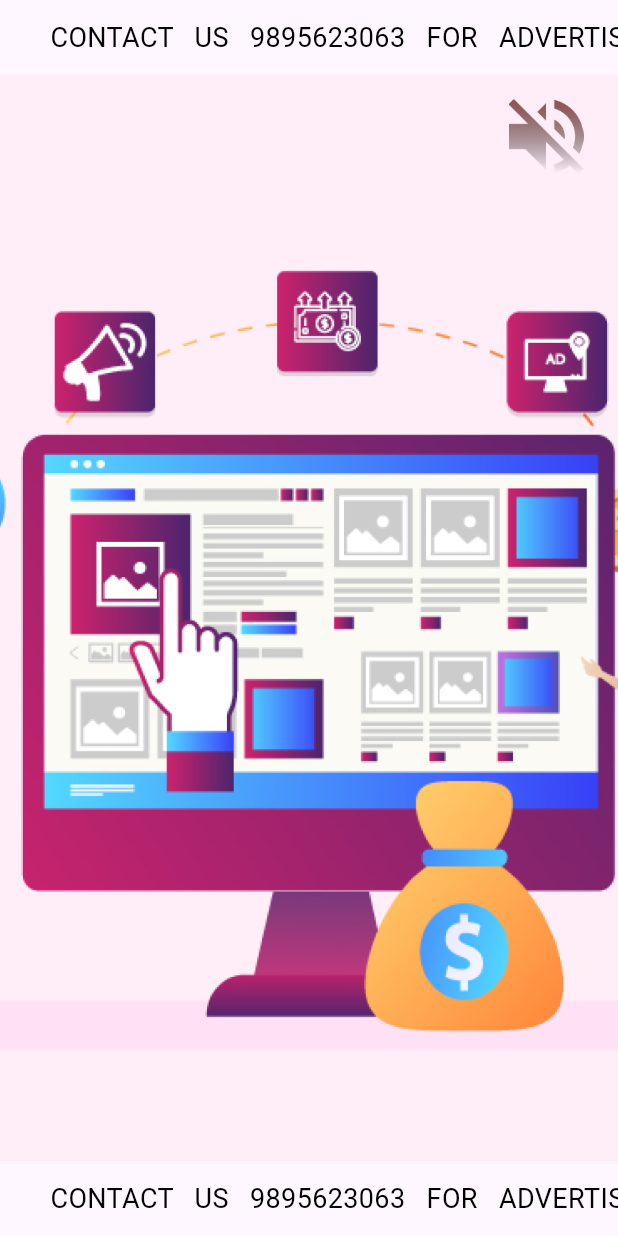
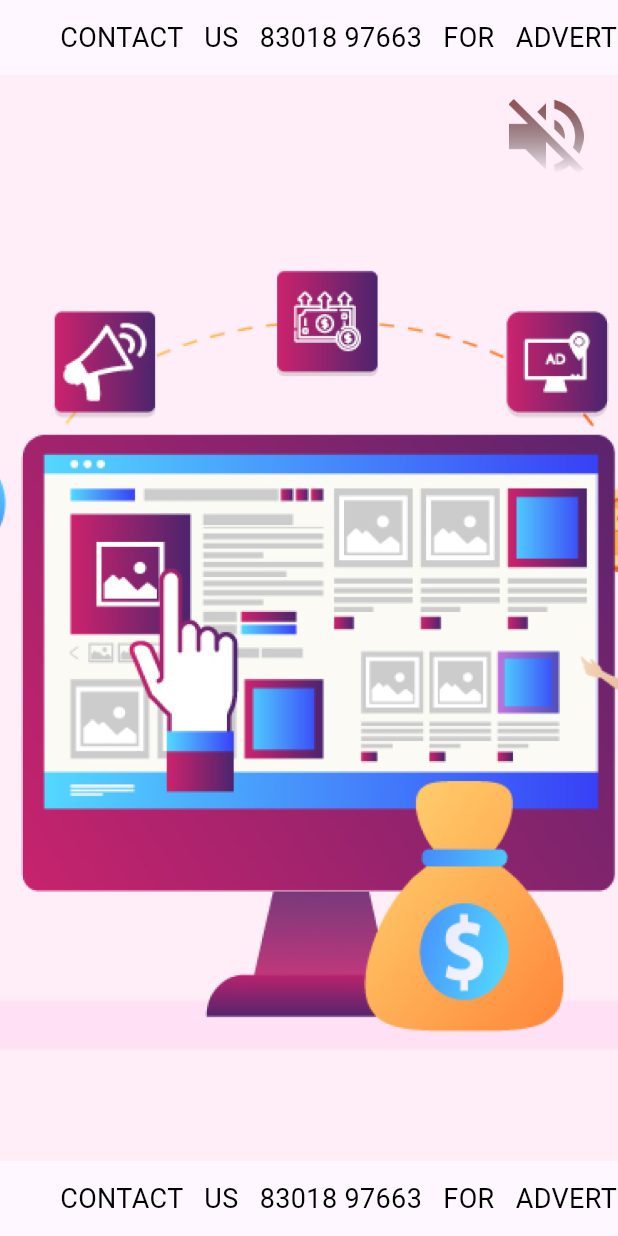
Before and after one commit to ashiqu-ali/ad-app, a Flutter app: the screen it shows after launch, on a phone screen of 412 x 824 dp. Run offline on Flutter 3.47's test engine with Material 3 defaults, Android fonts, the phone set to English and light mode, and no system bars; drawn by our look-alikes of marquee.

Commit message:
advertisment number updated

```diff
--- a/lib/widget/marquee.dart
+++ b/lib/widget/marquee.dart
@@ -2,21 +2,19 @@ import 'package:flutter/material.dart';
 import 'package:marquee/marquee.dart';
 
 class MarqueeWidget extends StatelessWidget {
-  const MarqueeWidget({Key? key});
+  const MarqueeWidget({super.key});
 
   @override
   Widget build(BuildContext context) {
     return SizedBox(
       height: 50,
       child: Marquee(
-        text: '\t\t\t\t\tCONTACT   US   9895623063   FOR   ADVERTISEMENT \t\t\t\t\t\t\t\t\t\t WWW.AMTECHLON.IN \t\t\t\t\t ',
+        text: 'CONTACT   US   83018 97663   FOR   ADVERTISEMENT',
         scrollAxis: Axis.horizontal,
-        blankSpace: 30.0,
+        blankSpace: 100.0,
         velocity: 50.0,
-        startPadding: 10.0,
-        accelerationDuration: const Duration(seconds: 1),
+        startPadding: 40.0,
         accelerationCurve: Curves.linear,
-        decelerationDuration: const Duration(milliseconds: 500),
         decelerationCurve: Curves.easeOut,
         style: const TextStyle(
             fontSize: 18.0,
```
